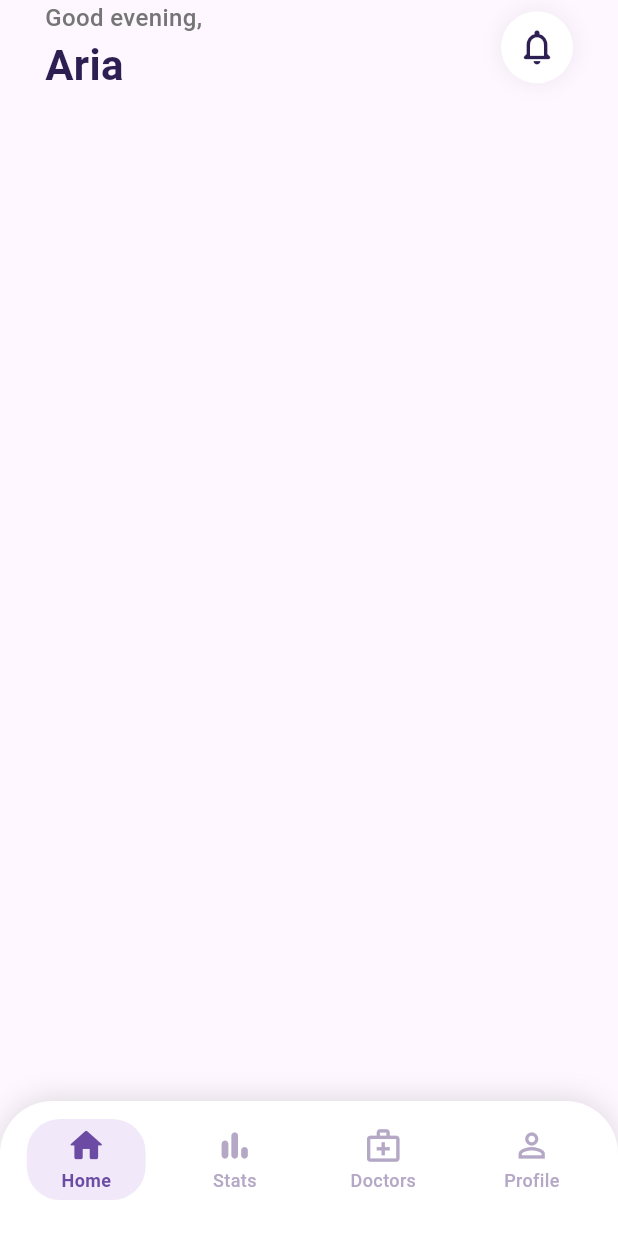
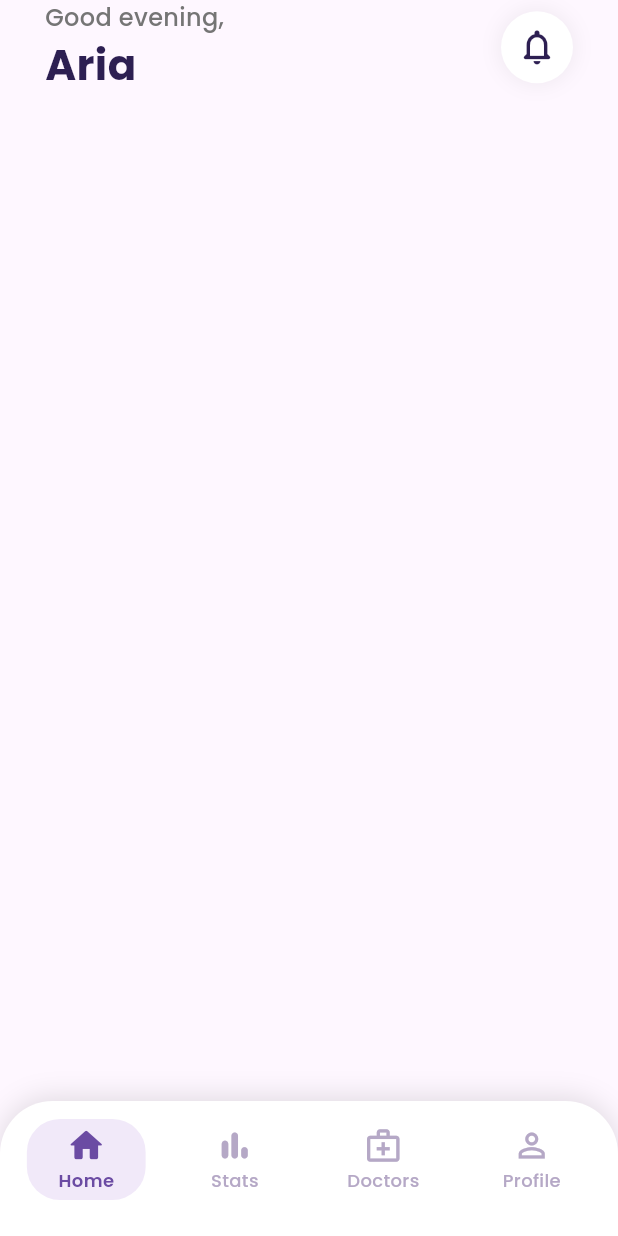
Before and after one commit to aniruddharoyarka/PCOS-App-V2, a Flutter app: the screen it shows after launch, on a phone screen of 412 x 824 dp. Run offline on Flutter 3.47's test engine with Material 3 defaults, Android fonts, the phone set to English and light mode, and no system bars; our stand-ins replace google_fonts.

Commit message:
after changing text theme data

```diff
--- a/lib/main.dart
+++ b/lib/main.dart
@@ -1,4 +1,5 @@
 import 'package:flutter/material.dart';
+import 'package:google_fonts/google_fonts.dart';
 import 'package:pcos_app_v2/screens/main_screen.dart';
 
 void main() {
@@ -15,6 +16,10 @@ class MyApp extends StatelessWidget {
       debugShowCheckedModeBanner: false,
       theme: ThemeData(
         colorScheme: .fromSeed(seedColor: Colors.deepPurple),
+        textTheme: GoogleFonts.poppinsTextTheme(
+          Theme.of(context).textTheme
+
+        )
       ),
       home: MainScreen(),
     );
--- a/lib/widgets/doctor_header.dart
+++ b/lib/widgets/doctor_header.dart
@@ -10,7 +10,7 @@ class DoctorHeader extends StatelessWidget {
       crossAxisAlignment: CrossAxisAlignment.start,
       children: [
         Text("HealthCare Partnerss",
-          style:GoogleFonts.poppins(
+          style:TextStyle(
             fontSize: 27,
             fontWeight: FontWeight.bold,
             color: Color(0xFF1E1B4B),
@@ -21,7 +21,7 @@ class DoctorHeader extends StatelessWidget {
         ),
         SizedBox(height: 3,),
         Text("Trusted specialists for PCOS support",
-              style: GoogleFonts.poppins(
+              style:TextStyle (
                 fontWeight: FontWeight.w300,
                 fontSize:13,
                 color: Colors.grey[600]
```
